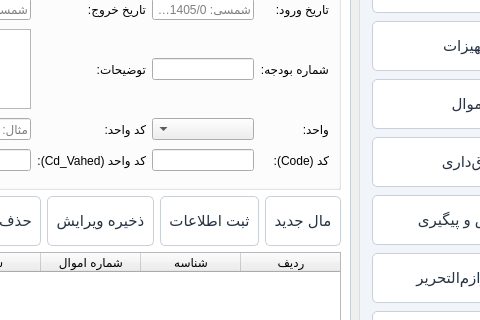
sadradelkhah-web/MyPythonProject, file main.ui: the form before one commit; both pictures show x 613 to 1093 and y 373 to 693 of the 1200 by 950 pixel window.
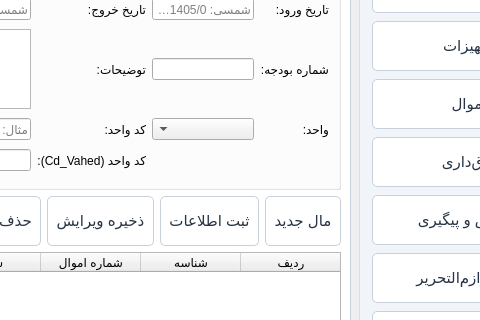
The form after the commit. The open tabs and pages were chosen to show the change.

Commit message: Remove duplicate asset code field from Amval tab

Diff of the .ui file:
```diff
--- a/main.ui
+++ b/main.ui
@@ -1862,16 +1862,6 @@
            <item row="4" column="7">
             <widget class="QLineEdit" name="txtAmvalManUser" />
            </item>
-           <item row="5" column="0">
-            <widget class="QLabel" name="lblAmvalCode">
-             <property name="text">
-              <string>کد (Code):</string>
-             </property>
-            </widget>
-           </item>
-           <item row="5" column="1">
-            <widget class="QLineEdit" name="txtAmvalCode" />
-           </item>
            <item row="5" column="2">
             <widget class="QLabel" name="lblAmvalCdVahed">
              <property name="text">
```
The commit also changes 2 other files.
